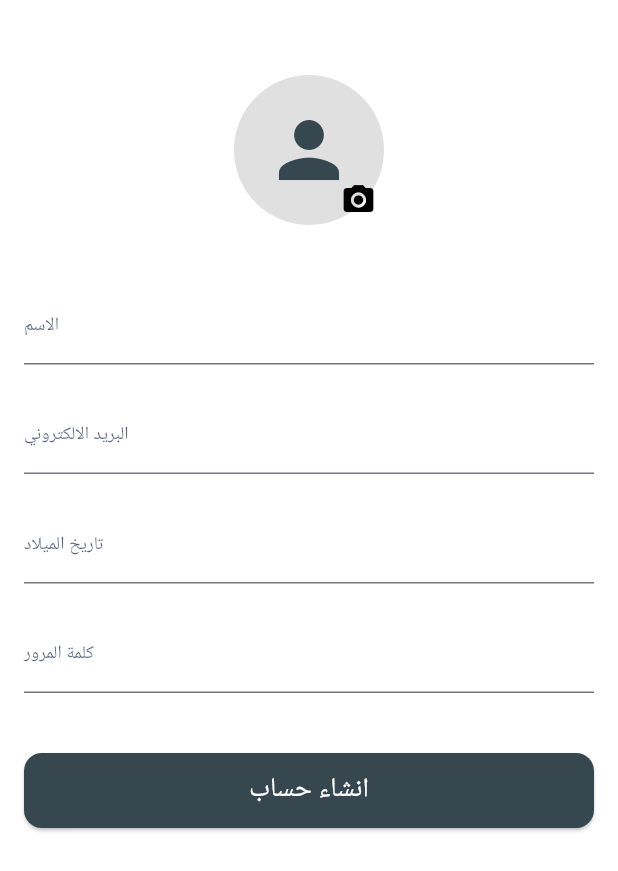
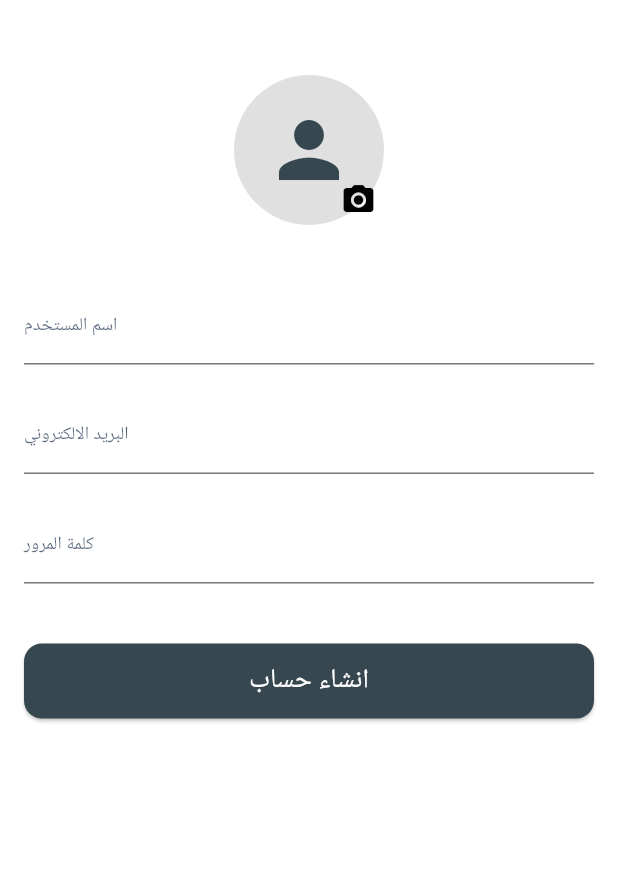
Before and after one commit to Sama-Ali/farfoshh, a Flutter app: the CreateAccountPage screen opened directly, on a phone screen of 412 x 824 dp. Shown: the top 871 px of the screen. Run offline on Flutter 3.47's test engine with Material 3 defaults, Android fonts, the light colour scheme and no system bars; our stand-ins replace cloud_firestore, firebase_auth, firebase_core, firebase_storage, google_fonts, image_picker; accounts and stored records are empty; Roboto replaces fonts that are missing (Cairo).

Commit message:
not broken back and front

```diff
--- a/lib/main.dart
+++ b/lib/main.dart
@@ -1,3 +1,4 @@
+import 'package:farfoshmodi/screens/signup_screen.dart';
 import 'package:farfoshmodi/screens/welcome_screen.dart';
 import 'package:flutter/foundation.dart';
 import 'package:flutter/material.dart';
@@ -42,7 +43,9 @@ class MyApp extends StatelessWidget {
         webScreenLayout: WebScreenLayout(),
       ),*/
 
-      home: WelcomeScreen(),
+      // home: WelcomeScreen(),
+      // home: CreateAccountPage(),
+      home: LoginScreen(),
     );
   }
 }
--- a/lib/resources/storage_method.dart
+++ b/lib/resources/storage_method.dart
@@ -1,5 +1,5 @@
 import 'dart:typed_data';
-
+import 'package:flutter/material.dart';
 import 'package:firebase_auth/firebase_auth.dart';
 import 'package:firebase_storage/firebase_storage.dart';
 
--- a/lib/screens/signup_screen.dart
+++ b/lib/screens/signup_screen.dart
@@ -1,7 +1,9 @@
+import 'dart:typed_data';
 import 'package:farfoshmodi/resources/auth_method.dart';
 import 'package:flutter/material.dart';
 import 'package:farfoshmodi/widgets/text_field_input.dart';
-import 'package:farfoshmodi/resources/auth_method.dart';
+import 'package:farfoshmodi/Utils/utils.dart';
+import 'package:image_picker/image_picker.dart'; //for pick image
 
 void main() {
   runApp(MaterialApp(
@@ -20,6 +22,8 @@ class _CreateAccountPageState extends State<CreateAccountPage> {
   final TextEditingController _emailController = TextEditingController();
   final TextEditingController _birthDateController = TextEditingController();
   final TextEditingController _passwordController = TextEditingController();
+  Uint8List? _image;
+  bool _isLoading = false;
 
   @override
   void dispose() {
@@ -29,6 +33,30 @@ class _CreateAccountPageState extends State<CreateAccountPage> {
     _birthDateController.dispose();
     _passwordController.dispose();
     super.dispose();
+  }
+
+  void selectImage() async {
+    Uint8List im = await pickImage(ImageSource.gallery);
+    setState(() {
+      _image = im;
+    });
+  }
+
+  void signUpUser() async {
+    setState(() {
+      _isLoading = true;
+    });
+    String res = await AuthMethod().signUpUser(
+        username: _nameController.text,
+        email: _emailController.text,
+        password: _passwordController.text,
+        file: _image!);
+    setState(() {
+      _isLoading = false;
+    });
+    if (res != "!تم") {
+      showSnackBar(res, context);
+    }
   }
 
   @override
@@ -47,22 +75,31 @@ class _CreateAccountPageState extends State<CreateAccountPage> {
                   Stack(
                     alignment: Alignment.bottomRight,
                     children: [
-                      CircleAvatar(
+                      _image != null
+                          ? CircleAvatar(
                               radius: 50,
-                        backgroundColor: Colors.grey.shade300,
+                              backgroundImage: MemoryImage(_image!),
+                            )
+                          : const CircleAvatar(
+                              radius: 50,
+                              backgroundColor: Color(0xFFE0E0E0),
                               child: Icon(
                                 Icons.person,
                                 size: 60,
-                          color: Colors.blueGrey.shade800,
+                                color: Color(0xFF37474F),
                               ),
                             ),
+                      // Make the camera icon clickable
                       Positioned(
                         bottom: 5,
                         right: 5,
+                        child: GestureDetector(
+                          onTap: selectImage,
                           child: Icon(
                             Icons.camera_alt,
                             color: Colors.black,
                             size: 24,
+                          ),
                         ),
                       ),
                     ],
@@ -71,7 +108,7 @@ class _CreateAccountPageState extends State<CreateAccountPage> {
                   // Name Field
                   TextFieldInput(
                     textEditingController: _nameController,
-                    labelText: 'الاسم',
+                    labelText: 'اسم المستخدم',
                     textInputType: TextInputType.text,
                   ),
                   SizedBox(height: 20),
@@ -83,12 +120,12 @@ class _CreateAccountPageState extends State<CreateAccountPage> {
                   ),
                   SizedBox(height: 20),
                   // Birth Date Field
-                  TextFieldInput(
-                    textEditingController: _birthDateController,
-                    labelText: 'تاريخ الميلاد',
-                    textInputType: TextInputType.datetime,
-                  ),
-                  SizedBox(height: 20),
+                  // TextFieldInput(
+                  //   textEditingController: _birthDateController,
+                  //   labelText: 'تاريخ الميلاد',
+                  //   textInputType: TextInputType.datetime,
+                  // ),
+                  // SizedBox(height: 20),
                   // Password Field
                   TextFieldInput(
                     textEditingController: _passwordController,
@@ -102,16 +139,18 @@ class _CreateAccountPageState extends State<CreateAccountPage> {
                     width: double.infinity,
                     height: 50,
                     child: ElevatedButton(
-                      onPressed: () {
-                        // Implement create account logic here
-                      },
+                      onPressed: signUpUser,
                       style: ElevatedButton.styleFrom(
                         backgroundColor: Colors.blueGrey.shade800,
                         shape: RoundedRectangleBorder(
                           borderRadius: BorderRadius.circular(12),
                         ),
                       ),
-                      child: Text(
+                      child: _isLoading
+                          ? const Center(
+                              child: CircularProgressIndicator(),
+                            )
+                          : const Text(
                               'انشاء حساب',
                               style: TextStyle(
                                 fontSize: 18,
```
Lines whose indentation alone changed are shown as unchanged.
